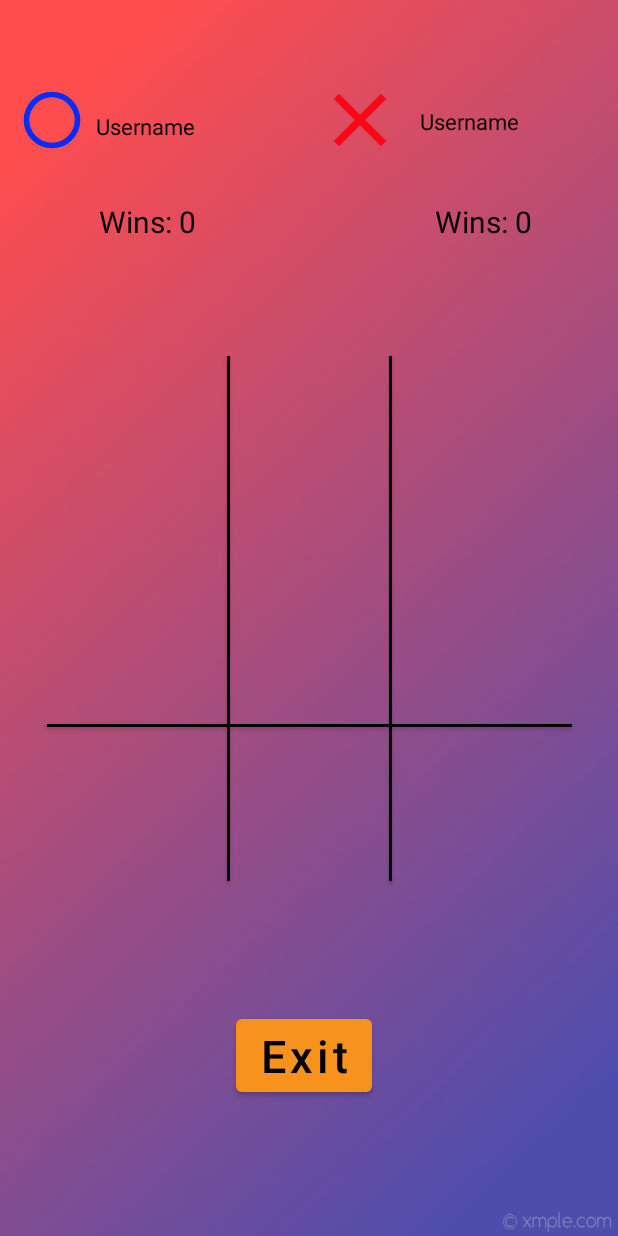
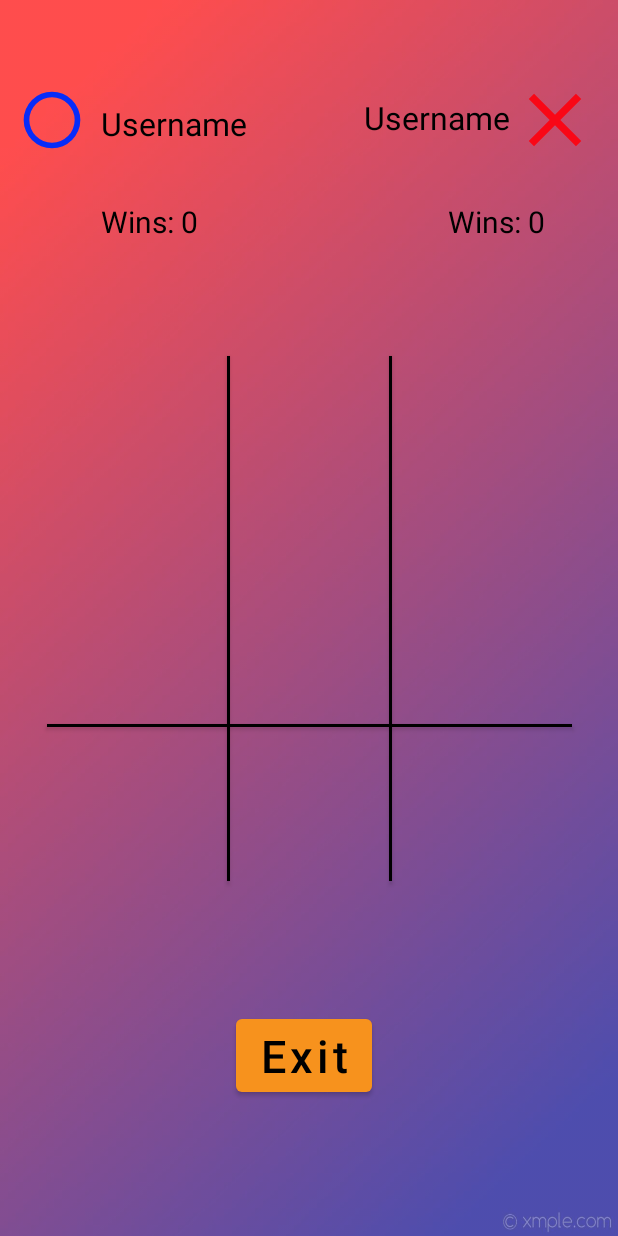
Before and after one commit to SMahdiFaghih/MobileGroup, an Android app: the layout fragment_game.xml on its own in the app's theme, with its tools: preview values and no code run, on a phone screen of 412 x 824 dp. Run offline under Robolectric (Android 15) with nearby library versions, the phone set to English and light mode, and no system bars.

Commit message:
fixed some bugs in game fragment

```diff
--- a/Project/app/src/main/res/layout/fragment_game.xml
+++ b/Project/app/src/main/res/layout/fragment_game.xml
@@ -150,20 +150,18 @@
     <TextView
         android:id="@+id/FirstPLayerText"
         android:layout_width="120dp"
-        android:layout_height="20dp"
-        android:layout_marginEnd="20dp"
-        android:layout_marginRight="20dp"
-        android:gravity="start"
+        android:layout_height="30dp"
+        android:layout_marginStart="10dp"
+        android:layout_marginLeft="10dp"
         android:maxLines="1"
         android:text="@string/username"
-        android:textAlignment="textStart"
+        android:gravity="center_vertical"
         android:textColor="@color/black"
         android:textSize="21sp"
         app:autoSizeMaxTextSize="21sp"
         app:autoSizeMinTextSize="5sp"
         app:autoSizeTextType="uniform"
         app:layout_constraintBottom_toTopOf="@+id/scoreOfFirst"
-        app:layout_constraintEnd_toStartOf="@+id/imageButton2"
         app:layout_constraintStart_toEndOf="@+id/imageButton"
         app:layout_constraintTop_toTopOf="parent"
         app:layout_constraintVertical_bias="0.648" />
@@ -187,35 +185,34 @@
         android:id="@+id/imageButton2"
         android:layout_width="wrap_content"
         android:layout_height="wrap_content"
-        android:layout_marginEnd="10dp"
-        android:layout_marginRight="10dp"
+        android:layout_marginEnd="12dp"
+        android:layout_marginRight="12dp"
         android:layout_marginBottom="80dp"
         android:background="@android:color/transparent"
         android:src="@drawable/multiply"
         app:layout_constraintBottom_toTopOf="@+id/button3"
-        app:layout_constraintEnd_toStartOf="@+id/SecondPlayerText"
+        app:layout_constraintEnd_toEndOf="@+id/imageView"
         app:layout_constraintTop_toTopOf="parent"
         app:layout_constraintVertical_bias="0.494" />
 
     <TextView
         android:id="@+id/SecondPlayerText"
         android:layout_width="120dp"
-        android:layout_height="20dp"
-        android:layout_marginEnd="12dp"
-        android:layout_marginRight="12dp"
+        android:layout_height="30dp"
         android:layout_marginBottom="80dp"
-        android:gravity="start"
+        android:gravity="center_vertical"
+        android:textAlignment="textEnd"
         android:maxLines="1"
         android:text="@string/username"
-        android:textAlignment="textStart"
         android:textColor="@color/black"
         android:textSize="21sp"
         app:autoSizeMaxTextSize="21sp"
         app:autoSizeMinTextSize="5sp"
         app:autoSizeTextType="uniform"
         app:layout_constraintBottom_toTopOf="@+id/button3"
-        app:layout_constraintEnd_toEndOf="parent"
-        app:layout_constraintTop_toTopOf="parent" />
+        app:layout_constraintEnd_toStartOf="@+id/imageButton2"
+        app:layout_constraintTop_toTopOf="parent"
+        app:layout_constraintVertical_bias="0.481" />
 
     <TextView
         android:id="@+id/scoreOfFirst"
```
